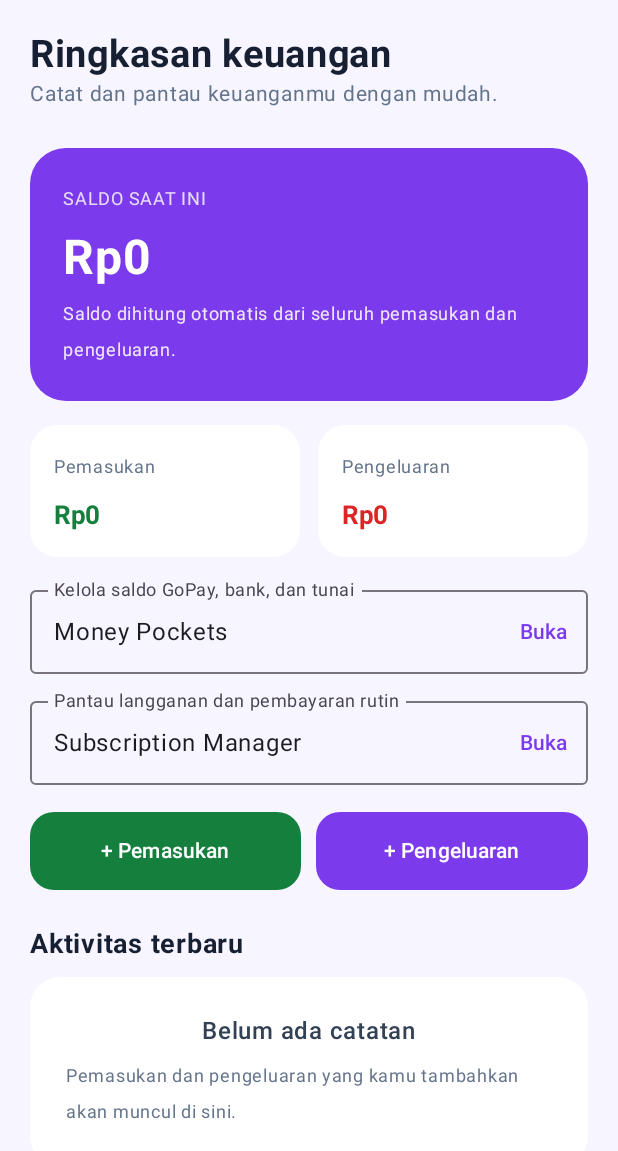
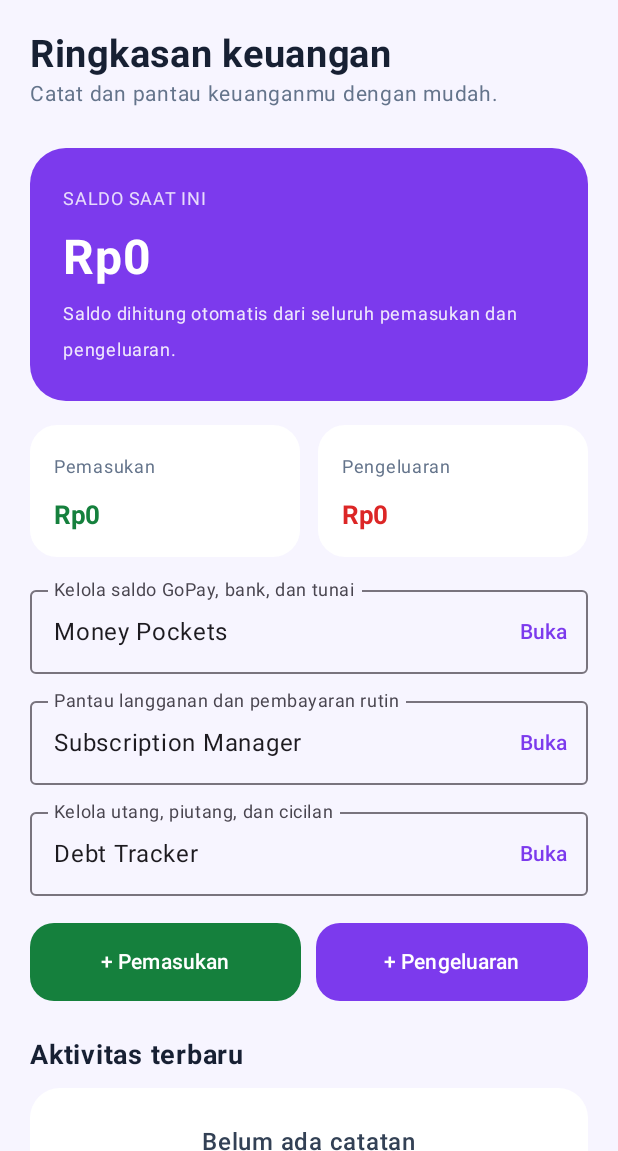
Before and after one commit to liffffp/Nexora, an Android app built with Jetpack Compose: the screen it shows after launch (MainActivity), on a phone screen of 412 x 824 dp, the part 85-1236 px from its top. Run offline under Robolectric (Android 15) with nearby library versions, the phone set to English and light mode, and no system bars.

Commit message:
Add Debt Tracker entry to Nexora dashboard

```diff
--- a/app/src/main/java/com/nexora/app/MainActivity.kt
+++ b/app/src/main/java/com/nexora/app/MainActivity.kt
@@ -138,6 +138,11 @@ private fun NexoraDashboard() {
     val showResetDialog = remember { mutableStateOf(false) }
     val showPockets = remember { mutableStateOf(false) }
     val showSubscriptions = remember { mutableStateOf(false) }
+    val showDebtTracker = remember { mutableStateOf(false) }
+    if (showDebtTracker.value) {
+        DebtTrackerScreen(onBack = { showDebtTracker.value = false })
+        return
+    }
     if (showSubscriptions.value) {
         SubscriptionManagerScreen(onBack = { showSubscriptions.value = false })
         return
@@ -210,6 +215,8 @@ private fun NexoraDashboard() {
             OutlinedTextField(value = "Money Pockets", onValueChange = {}, readOnly = true, modifier = Modifier.fillMaxWidth(), trailingIcon = { TextButton(onClick = { showPockets.value = true }) { Text("Buka") } }, label = { Text("Kelola saldo GoPay, bank, dan tunai") })
             Spacer(modifier = Modifier.height(10.dp))
             OutlinedTextField(value = "Subscription Manager", onValueChange = {}, readOnly = true, modifier = Modifier.fillMaxWidth(), trailingIcon = { TextButton(onClick = { showSubscriptions.value = true }) { Text("Buka") } }, label = { Text("Pantau langganan dan pembayaran rutin") })
+            Spacer(modifier = Modifier.height(10.dp))
+            OutlinedTextField(value = "Debt Tracker", onValueChange = {}, readOnly = true, modifier = Modifier.fillMaxWidth(), trailingIcon = { TextButton(onClick = { showDebtTracker.value = true }) { Text("Buka") } }, label = { Text("Kelola utang, piutang, dan cicilan") })
             Spacer(modifier = Modifier.height(18.dp))
             Row(modifier = Modifier.fillMaxWidth(), horizontalArrangement = Arrangement.spacedBy(10.dp)) {
                 Button(
```
